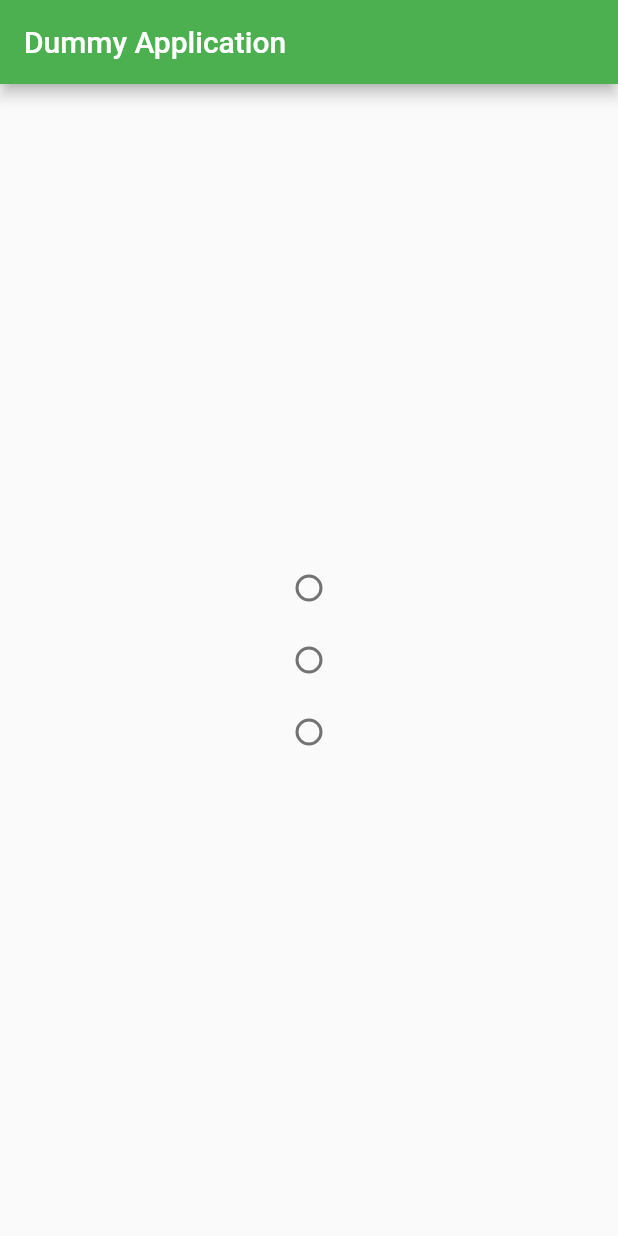
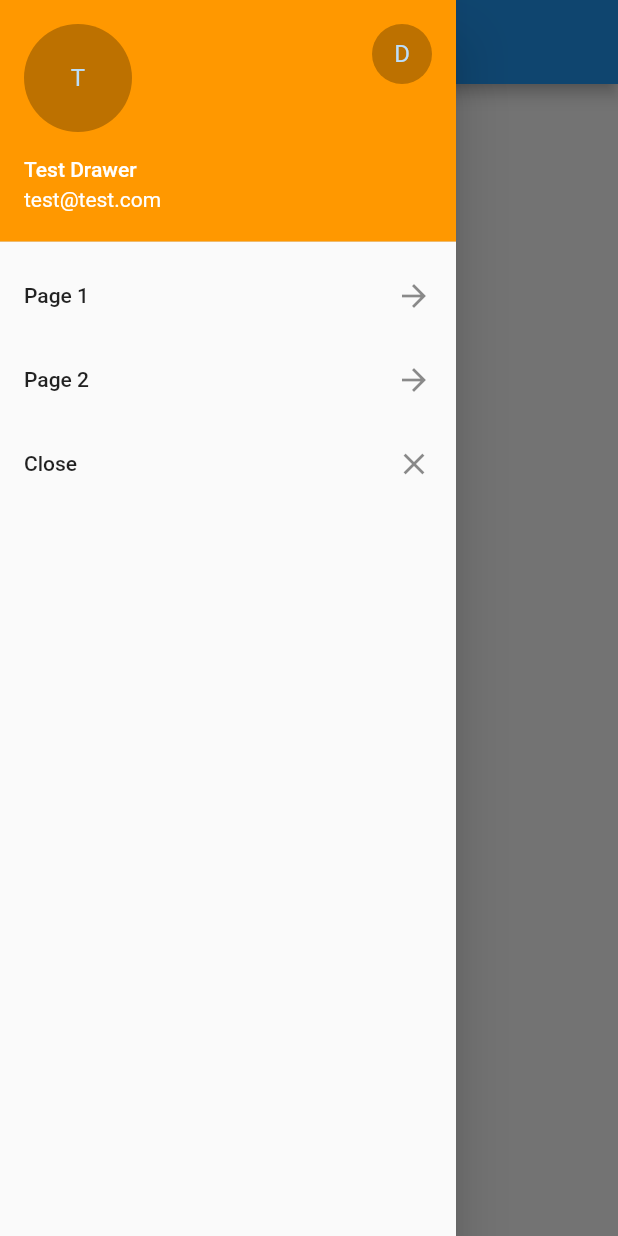
Before and after one commit to viviplc/Flutter-app, a Flutter app: the screen it shows after launch, with the side drawer open (before the commit the screen has no drawer), on a phone screen of 412 x 824 dp. Run offline on Flutter 3.47's test engine with Material 2 defaults, Android fonts, the phone set to English and light mode, and no system bars.

Commit message:
Slider, switch, drawer and navigation examples

```diff
--- a/lib/main.dart
+++ b/lib/main.dart
@@ -1,5 +1,6 @@
 import 'package:flutter/material.dart';
 import 'customw.dart';
+import 'firstpage.dart';
 
 void main() {
   /* widget creation example
@@ -92,12 +93,169 @@ void main() {
   );
    */
 
+  /* Radio Button example
     runApp(
         applicationRadio()
     );
+   */
+
+  /*Slider example
+    runApp(
+      applicationSlider()
+    );
+   */
+
+  /*Switch example
+  runApp(
+    applicationSwitch()
+  );
+   */
+
+
+  runApp(
+    MaterialApp(
+      home: new applicationDrawer(),
+    )
+  );
 
 
 }
+
+
+//Drawer header & list example +
+//Navigation Route for different pages example
+class applicationDrawer extends StatelessWidget {
+  const applicationDrawer({Key? key}) : super(key: key);
+
+  @override
+  Widget build(BuildContext context) {
+    return Scaffold(
+      appBar: AppBar(
+        title: Text('Drawer'),
+      ),
+      drawer: Drawer(
+        child: ListView(
+          children: <Widget>[
+            UserAccountsDrawerHeader(
+              accountName: Text('Test Drawer'),
+              accountEmail: Text('test@test.com'),
+              currentAccountPicture: CircleAvatar(
+                  backgroundColor: Colors.black26,
+                  child: Text('T'),
+              ),
+              decoration: BoxDecoration(
+                color: Colors.orange,
+              ),
+              otherAccountsPictures: [
+                CircleAvatar(
+                  backgroundColor: Colors.black26,
+                  child: Text('D'),
+                ),
+              ],
+            ),
+            ListTile(
+              title: Text('Page 1'),
+              trailing: Icon(Icons.arrow_forward),
+              onTap: () => Navigator.of(context).push(MaterialPageRoute(builder: (BuildContext context)=> firstPage('first page'))),
+            ),
+            ListTile(
+              title: Text('Page 2'),
+              trailing: Icon(Icons.arrow_forward),
+              onTap: () => Navigator.of(context).push(MaterialPageRoute(builder: (BuildContext context)=> firstPage('second page'))),
+            ),
+            ListTile(
+              title: Text('Close'),
+              trailing: Icon(Icons.close),
+              onTap: () { Navigator.pop(context);} ,),
+          ],
+        ),
+      ),
+    );
+  }
+}
+
+
+
+//Swtich example
+class applicationSwitch extends StatefulWidget {
+  const applicationSwitch({Key? key}) : super(key: key);
+
+  @override
+  State<applicationSwitch> createState() => _applicationSwitchState();
+}
+
+class _applicationSwitchState extends State<applicationSwitch> {
+
+  bool sbool = false;
+
+  @override
+  Widget build(BuildContext context) {
+    return MaterialApp(
+      home: Scaffold(
+        body: Center(
+          child: Switch(
+            value: sbool,
+            onChanged: (bool? sb) {
+              setState(() {
+                sbool = sb!;
+                print(sbool);
+              });
+            },
+          )
+        ),
+      ),
+    );
+  }
+}
+
+
+
+//Slider example
+class applicationSlider extends StatefulWidget {
+  const applicationSlider({Key? key}) : super(key: key);
+
+  @override
+  State<applicationSlider> createState() => _applicationSliderState();
+}
+
+class _applicationSliderState extends State<applicationSlider> {
+  double dtext = 2.0;
+
+  void methodSlider(value){
+    setState(() {
+      dtext = value;
+    });
+  }
+
+  @override
+  Widget build(BuildContext context) {
+    return MaterialApp(
+      title:'Dummy Application',
+      home: Scaffold(
+        appBar: AppBar(
+          title: Text('Dummy Application'),
+          backgroundColor: Colors.green,
+        ),
+        body: Center(
+          child: Column(
+            mainAxisAlignment: MainAxisAlignment.center,
+            children: <Widget>[
+              Slider(
+                  value: dtext,
+                  min: 1.0,
+                  max: 10.0,
+                  onChanged: (double dVal){
+                    methodSlider(dVal);
+                  }),
+              Text('value: $dtext'),
+            ],
+          ),
+        ),
+      ),
+    );
+  }
+}
+
 
 //Radio Button example
 class applicationRadio extends StatefulWidget {
```
Also changed, not shown: lib/firstpage.dart (added, +17 -0 lines).
